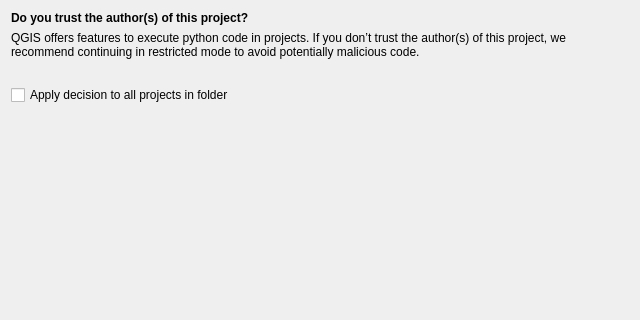
qgis/QGIS, file src/ui/qgsprojecttrustdialog.ui: the form before one commit; both pictures show x 0 to 640 and y 0 to 320 of the 640 by 484 pixel window.
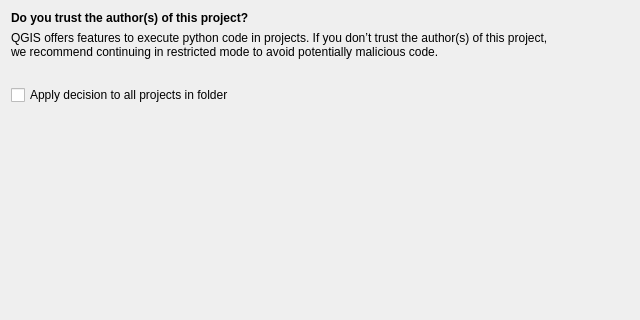
The form after the commit.

Commit message: [gui] Make the project trust dialog slightly nicer and clearer by showinga Python icon

The edit to the form file:
```diff
--- a/src/ui/qgsprojecttrustdialog.ui
+++ b/src/ui/qgsprojecttrustdialog.ui
@@ -13,9 +13,51 @@
   <property name="windowTitle">
    <string>Security Prompt</string>
   </property>
-  <layout class="QVBoxLayout" name="mMainLayout">
-   <item>
+  <layout class="QGridLayout" name="mMainLayout">
+   <item row="0" column="1" rowspan="4">
+    <layout class="QVBoxLayout" name="mIconLayout">
+     <item>
+      <widget class="QLabel" name="mIconLabel">
+       <property name="minimumSize">
+        <size>
+         <width>64</width>
+         <height>64</height>
+        </size>
+       </property>
+       <property name="maximumSize">
+        <size>
+         <width>60</width>
+         <height>60</height>
+        </size>
+       </property>
+       <property name="scaledContents">
+        <bool>true</bool>
+       </property>
+      </widget>
+     </item>
+     <item>
+      <spacer name="verticalSpacer1">
+       <property name="orientation">
+        <enum>Qt::Vertical</enum>
+       </property>
+       <property name="sizeHint" stdset="0">
+        <size>
+         <width>20</width>
+         <height>0</height>
+        </size>
+       </property>
+      </spacer>
+     </item>
+    </layout>
+   </item>
+   <item row="0" column="0">
     <widget class="QLabel" name="mTitleLabel">
+     <property name="sizePolicy">
+      <sizepolicy hsizetype="Expanding" vsizetype="Minimum">
+       <horstretch>0</horstretch>
+       <verstretch>0</verstretch>
+      </sizepolicy>
+     </property>
      <property name="text">
       <string>Do you trust the author(s) of this project?</string>
      </property>
@@ -29,8 +71,14 @@
      </property>
     </widget>
    </item>
-   <item>
+   <item row="1" column="0">
     <widget class="QLabel" name="mDescriptionLabel">
+     <property name="sizePolicy">
+      <sizepolicy hsizetype="Expanding" vsizetype="Minimum">
+       <horstretch>0</horstretch>
+       <verstretch>0</verstretch>
+      </sizepolicy>
+     </property>
      <property name="text">
       <string>QGIS offers features to execute python code in projects. If you don’t trust the author(s) of this project, we recommend continuing in restricted mode to avoid potentially malicious code.</string>
      </property>
@@ -39,8 +87,14 @@
      </property>
     </widget>
    </item>
-   <item>
+   <item row="2" column="0">
     <widget class="QLabel" name="mProjectDetailsLabel">
+     <property name="sizePolicy">
+      <sizepolicy hsizetype="Expanding" vsizetype="Minimum">
+       <horstretch>0</horstretch>
+       <verstretch>0</verstretch>
+      </sizepolicy>
+     </property>
      <property name="text">
       <string/>
      </property>
@@ -49,15 +103,15 @@
      </property>
     </widget>
    </item>
-   <item>
+   <item row="3" column="0">
     <widget class="QCheckBox" name="mTrustProjectFolderCheckBox">
      <property name="text">
       <string>Apply decision to all projects in folder</string>
      </property>
     </widget>
    </item>
-   <item>
-    <spacer name="verticalSpacer">
+   <item row="4" column="0" colspan="2">
+    <spacer name="verticalSpacer2">
      <property name="orientation">
       <enum>Qt::Vertical</enum>
      </property>
@@ -69,7 +123,7 @@
      </property>
     </spacer>
    </item>
-   <item>
+   <item row="5" column="0" colspan="2">
     <widget class="QDialogButtonBox" name="mButtonBox">
      <property name="orientation">
       <enum>Qt::Horizontal</enum>
```
The commit also changes 2 other files.
